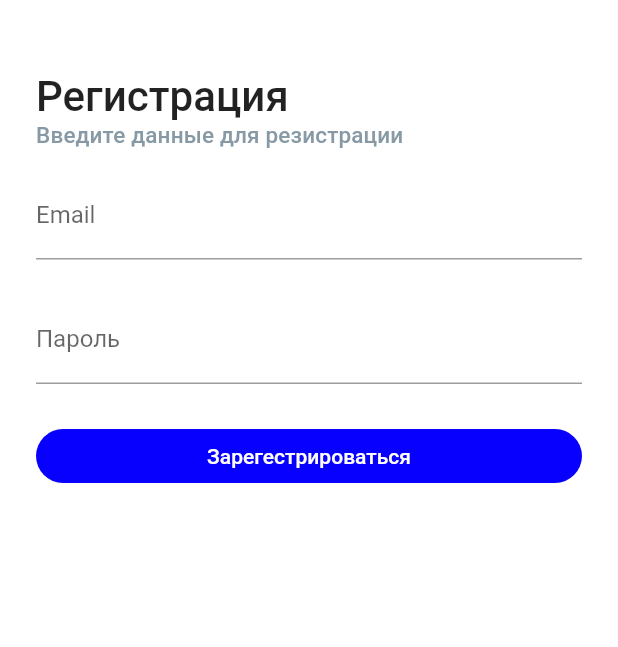
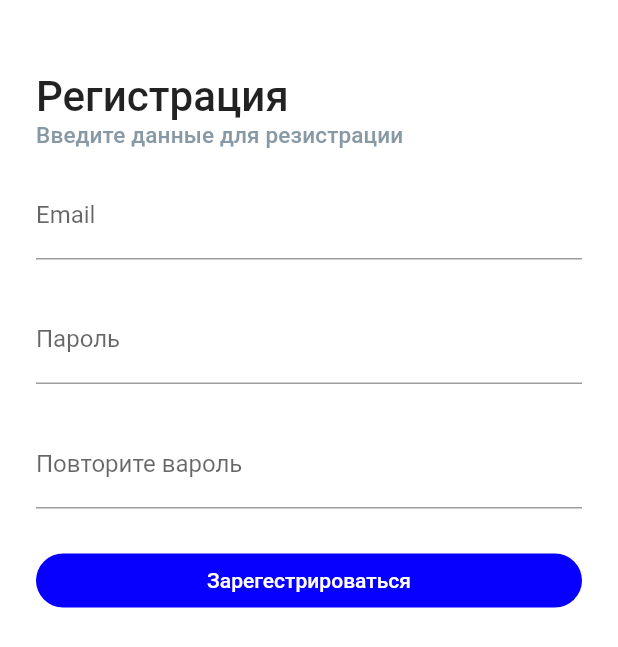
Before and after one commit to JesterVZ/weatherApp, a Flutter app: the RegisterPage screen opened directly, on a phone screen of 412 x 824 dp. Shown: the top 647 px of the screen. Run offline on Flutter 3.47's test engine with Material 2 defaults, Android fonts, the phone set to English and light mode, and no system bars; our stand-ins replace bloc, dartz, dio, firebase_auth, firebase_core, flutter_bloc and 2 more; accounts and stored records are empty.

```diff
--- a/lib/core/const/App.dart
+++ b/lib/core/const/App.dart
@@ -1,5 +1,7 @@
 abstract class App{
   /// Таймаут запросов к АПИ, в секундах.
   static const apiRequestTimeout = 30;
-  static const apiKey =
+  static const apiKey = "b14125bb68f485554c9535516a942753";
+  static const maimLink = "https://api.openweathermap.org";
+
 }
--- a/lib/core/data/api_client.dart
+++ b/lib/core/data/api_client.dart
@@ -1,6 +1,6 @@
 import 'package:dio/dio.dart';
 
-abstract class ApiClient{
+abstract class ApiClient {
   final Dio _apiClient = _getDio(baseUrl: '');
   static Dio _getDio({String? baseUrl}) {
     return Dio(BaseOptions(
@@ -10,4 +10,7 @@ abstract class ApiClient{
     ));
   }
 
+  Future<Response> get(
+          {required String url, required Map<String, dynamic> params}) async =>
+      await _apiClient.get(url, queryParameters: params);
 }
--- a/lib/core/presentation/app_colors.dart
+++ b/lib/core/presentation/app_colors.dart
@@ -3,6 +3,7 @@ import 'package:flutter/material.dart';
 abstract class AppColors {
   static const white = Colors.white;
   static const gray1 = Color(0xFF8799A5);
+  static const red = Colors.red;
 
   static const MaterialColor appColor =
       MaterialColor(_mcgpalette0PrimaryValue, <int, Color>{
--- a/lib/core/presentation/app_ui.dart
+++ b/lib/core/presentation/app_ui.dart
@@ -15,6 +15,9 @@ abstract class AppUI {
   static const contentVerticalSpacing = SizedBox(height: _paddingLs);
   static const contentVerticalSpacingExtraSmall = SizedBox(height: _paddingXS);
 
+  static const progressIndicatorSize = 32.0;
+  static const progressIndicatorSizeSmall = 16.0;
+
   static const contentPadding = EdgeInsets.only(left: 24, right: 24, top: 48);
 
   static BorderRadius borderRadius1 = BorderRadius.circular(8);
--- a/lib/core/services/auth_service.dart
+++ b/lib/core/services/auth_service.dart
@@ -1,6 +1,6 @@
 import 'package:firebase_auth/firebase_auth.dart';
 
-class AuthServide{
+class AuthService{
   final FirebaseAuth _firebaseAuth = FirebaseAuth.instance;
 
   User? get currentUser => _firebaseAuth.currentUser;
--- a/lib/features/register/presentation/bloc/registration_event.dart
+++ b/lib/features/register/presentation/bloc/registration_event.dart
@@ -2,5 +2,6 @@ part of 'registration_bloc.dart';
 
 @freezed
 class RegistrationEvent with _$RegistrationEvent {
-  const factory RegistrationEvent.started() = _Started;
+  const factory RegistrationEvent.started() = Started;
+  const factory RegistrationEvent.register(String login, String password) = Register;
 }
--- a/lib/features/register/presentation/bloc/registration_state.dart
+++ b/lib/features/register/presentation/bloc/registration_state.dart
@@ -3,4 +3,7 @@ part of 'registration_bloc.dart';
 @freezed
 class RegistrationState with _$RegistrationState {
   const factory RegistrationState.initial() = _Initial;
+  const factory RegistrationState.loading() = _Loading;
+  const factory RegistrationState.register() = _Register;
+  const factory RegistrationState.error(Failure failure) = _Error;
 }
--- a/lib/features/register/presentation/pages/register_page.dart
+++ b/lib/features/register/presentation/pages/register_page.dart
@@ -1,6 +1,12 @@
 import 'package:flutter/material.dart';
+import 'package:flutter_bloc/flutter_bloc.dart';
+import 'package:get_it/get_it.dart';
+import 'package:weather_app/core/injection_container.dart';
 import 'package:weather_app/core/presentation/app_colors.dart';
 import 'package:weather_app/core/presentation/app_ui.dart';
+import 'package:weather_app/core/presentation/widgets/indicator.dart';
+import 'package:weather_app/core/utils/failure.dart';
+import 'package:weather_app/features/register/presentation/bloc/registration_bloc.dart';
 
 class RegisterPage extends StatefulWidget {
   const RegisterPage({super.key});
@@ -12,11 +18,31 @@ class RegisterPage extends StatefulWidget {
 class _RegisterPageState extends State<RegisterPage> {
   final emailController = TextEditingController();
   final passwordController = TextEditingController();
+  final repeatPasswordController = TextEditingController();
+
+  final bloc = locator<RegistrationBloc>();
+
+  bool loading = false;
+  String? errorText;
 
   @override
   Widget build(BuildContext context) => _buildScaffold();
 
-  _buildScaffold() => AppUI.appScaffold(
+  _buildScaffold() => BlocProvider(
+        create: (context) => bloc,
+        child: BlocBuilder<RegistrationBloc, RegistrationState>(
+          builder: (context, state) {
+            state.when(
+                initial: () {},
+                loading: () {
+                  loading = true;
+                },
+                register: () {},
+                error: (failure) {
+                  errorText = "Неправильный логин или пароль";
+                });
+
+            return AppUI.appScaffold(
                 AppColors.white,
                 Padding(
                   padding: AppUI.contentPadding,
@@ -25,6 +51,9 @@ class _RegisterPageState extends State<RegisterPage> {
                     children: [_buildTitle(), _buildForm()],
                   ),
                 ));
+          },
+        ),
+      );
 
   Widget _buildTitle() => SizedBox(
         height: 66,
@@ -52,7 +81,9 @@ class _RegisterPageState extends State<RegisterPage> {
         children: [
           _buildTextField(emailController, 'Email'),
           AppUI.contentVerticalSpacing,
-          _buildTextField(passwordController, 'Пароль'),
+          _buildTextField(passwordController, 'Пароль', true),
+          AppUI.contentVerticalSpacing,
+          _buildTextField(passwordController, 'Повторите вароль', true),
           AppUI.contentVerticalSpacing,
           _buildButton()
         ],
@@ -67,5 +98,20 @@ class _RegisterPageState extends State<RegisterPage> {
           labelText: label,
         ),
       );
-  _buildButton() => ElevatedButton(onPressed: (){}, child: const Text("Зарегестрироваться"));
+  _buildButton() => ElevatedButton(
+      onPressed: !loading
+          ? () {
+              bloc.add(Register(emailController.text, passwordController.text));
             }
+          : null,
+      child: loading
+          ? const ButtonProgressIndicator()
+          : const Text("Зарегестрироваться"));
+  _buildErrorHeader() => Container(
+    height: 40,
+    decoration: const BoxDecoration(
+      color: AppColors.red
+    ),
+    child: Center(child: Text(errorText ?? ""),),
+  );
+}
--- a/pubspec.yaml
+++ b/pubspec.yaml
@@ -18,6 +18,7 @@ dependencies:
   build_runner: ^2.3.3
   flutter_bloc: ^8.1.1
   get_it: ^7.6.0
+  dartz: ^0.10.1
 
 dev_dependencies:
   flutter_test:
```
Also changed, not shown: lib/core/injection_container.dart (+6 -2 lines), lib/core/presentation/widgets/indicator.dart (added, +55 -0 lines), lib/core/utils/failure.dart (added, +8 -0 lines), lib/features/register/data/repository/register_repository.dart (+13 -3 lines), lib/features/register/domain/usecase/registration_usecase.dart (+12 -8 lines), lib/features/register/presentation/bloc/registration_bloc.dart (+13 -3 lines), lib/main.dart (+7 -1 lines), lib/features/register/presentation/bloc/registration_bloc.freezed.dart. Lines whose indentation alone changed are shown as unchanged.
